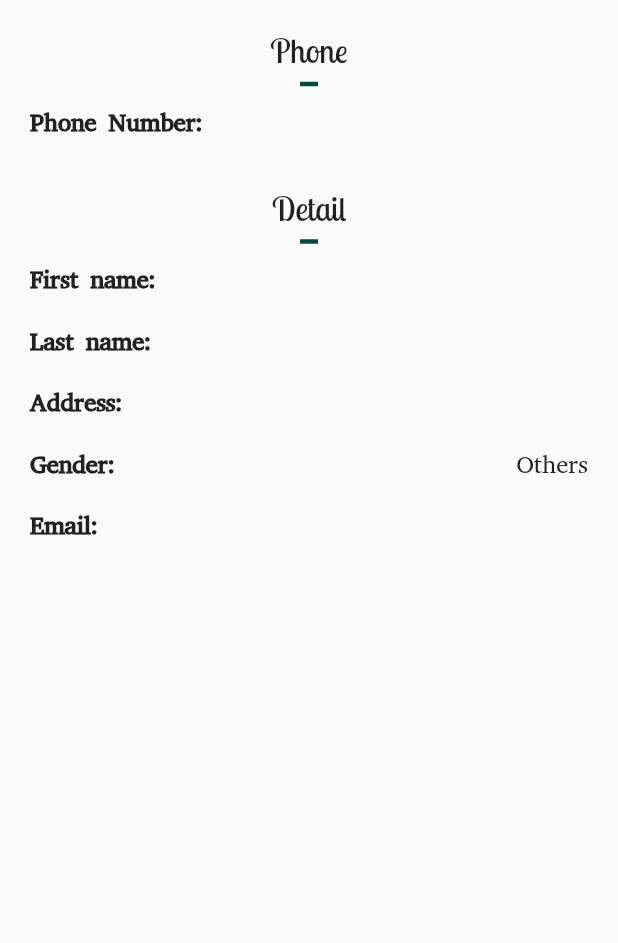
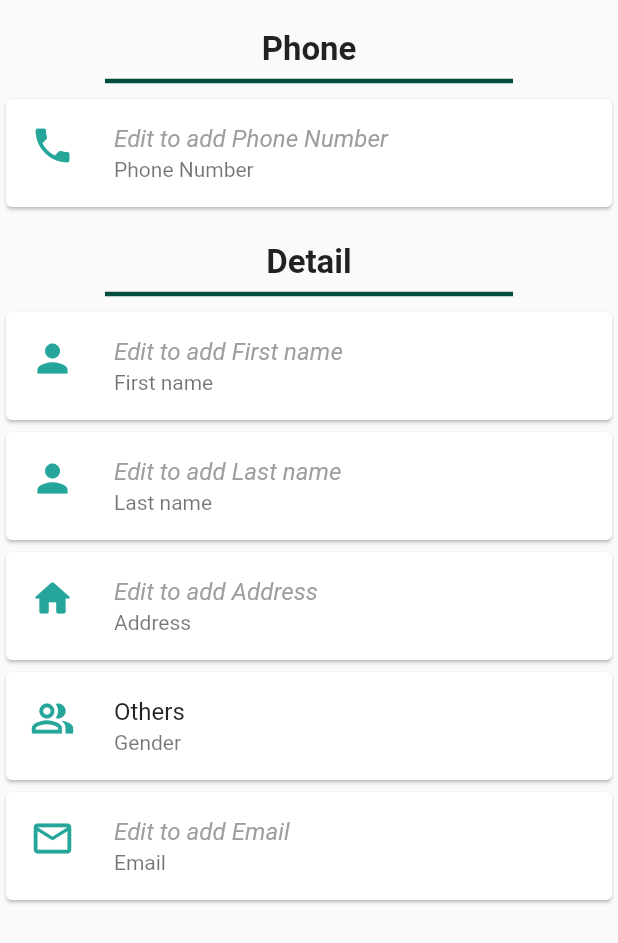
Before and after one commit to heupotato/flutter_contact_list, a Flutter app: the ContactDetail widget shown alone on an empty page, opened directly with empty values, on a phone screen of 412 x 824 dp. Shown: the top 943 px of the screen. Run offline on Flutter 3.47's test engine with Material 2 defaults, Android fonts, the phone set to English and light mode, and no system bars; our stand-ins replace hive, hive_flutter; missing offline and left inert: mdi; accounts and stored records are empty.

Commit message:
Update contact_detail.dart
Update for better UI

```diff
--- a/lib/ui/widgets/contact_detail.dart
+++ b/lib/ui/widgets/contact_detail.dart
@@ -6,11 +6,19 @@ class ContactDetail extends StatelessWidget {
   ContactDetail({Key? key, required this.contactInfo}) : super(key: key);
 
   final fields = ["First name", "Last name", "Address", "Gender", "Email"];
+  final iconFields = [
+    Icons.person_sharp,
+    Icons.person_sharp,
+    Icons.home_rounded,
+    Icons.people_alt_outlined,
+    Icons.email_outlined
+  ];
+
   final divider = Divider(
     color: Colors.teal[900],
     thickness: 3,
-    indent: 200,
-    endIndent: 200,
+    indent: 70,
+    endIndent: 70,
   );
 
   List<String> contactInfoList(Contact contactInfo){
@@ -23,7 +31,7 @@ class ContactDetail extends StatelessWidget {
   Text titleInfo(String title){
     return Text(
         title,
-        style: TextStyle(fontFamily: 'LobsterTwo', fontSize: 22)
+        style: TextStyle(fontSize: 22, fontWeight: FontWeight.bold)
     );
   }
 
@@ -35,40 +43,39 @@ class ContactDetail extends StatelessWidget {
     ];
   }
 
-  Padding detailInfo(String title, String info){
-    return Padding(
-        padding: EdgeInsets.only(left: 20, right: 20),
-        child:Row(
-            mainAxisAlignment: MainAxisAlignment.spaceAround,
-            children: [
-              Text(title + ": ",
-                  style: TextStyle(fontFamily: 'Peddana', fontSize: 25,
-                      fontWeight: FontWeight.w700), textAlign: TextAlign.left,
-                  ),
-              Expanded(
-                  flex: 2,
-                  child:
-                        Text(info,
-                            style: TextStyle(fontFamily: 'Peddana', fontSize: 25),
-                            textAlign: TextAlign.right, softWrap: false,
-                            overflow: TextOverflow.ellipsis,
-                  )
-              ),
-            ])
+  Text shownInfo(String info, String title){
+    if (info == "")
+      return Text(
+        "Edit to add " + title,
+        style: TextStyle(
+          fontStyle: FontStyle.italic,
+          color: Colors.grey
+        ),
+      );
+    return Text(info);
+  }
+
+  Card detailInfo(String title, String info, IconData icon){
+    return Card(
+      child: ListTile(
+        title: shownInfo(info, title),
+        subtitle: Text(title),
+        leading: Icon(icon, color: Colors.teal[400], size: 30),
+      ),
     );
   }
 
-  List<Padding> detailList(List<String> infoList){
-    List<Padding> detailList = [];
+  List<Card> detailList(List<String> infoList){
+    List<Card> detailList = [];
     for (int i = 0; i<infoList.length; i++)
-      detailList.add(detailInfo(fields[i], infoList[i]));
+      detailList.add(detailInfo(fields[i], infoList[i], iconFields[i]));
     return detailList;
   }
 
   Widget bodyContactDetail(List<String> infoList, String phone, BuildContext context){
     List<Widget> colChildren = [];
     colChildren.addAll(titleObject("Phone"));
-    colChildren.add(detailInfo("Phone Number", phone));
+    colChildren.add(detailInfo("Phone Number", phone, Icons.phone));
     colChildren.addAll(titleObject("Detail"));
     colChildren.addAll(detailList(infoList));
     return Column(
```
